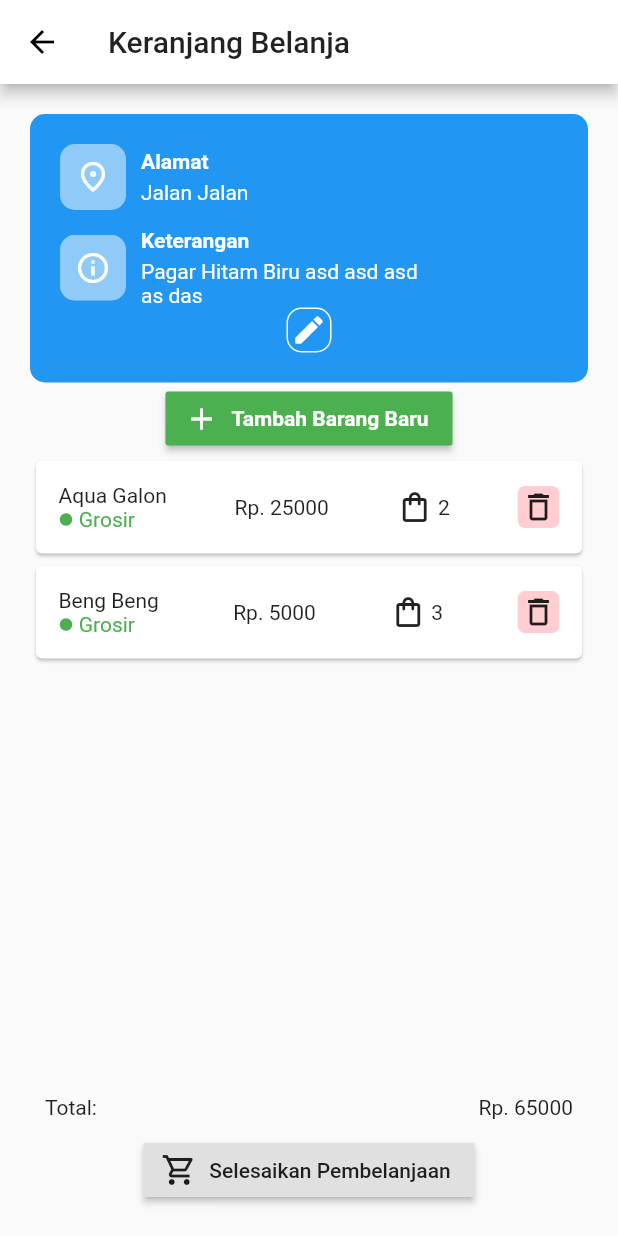
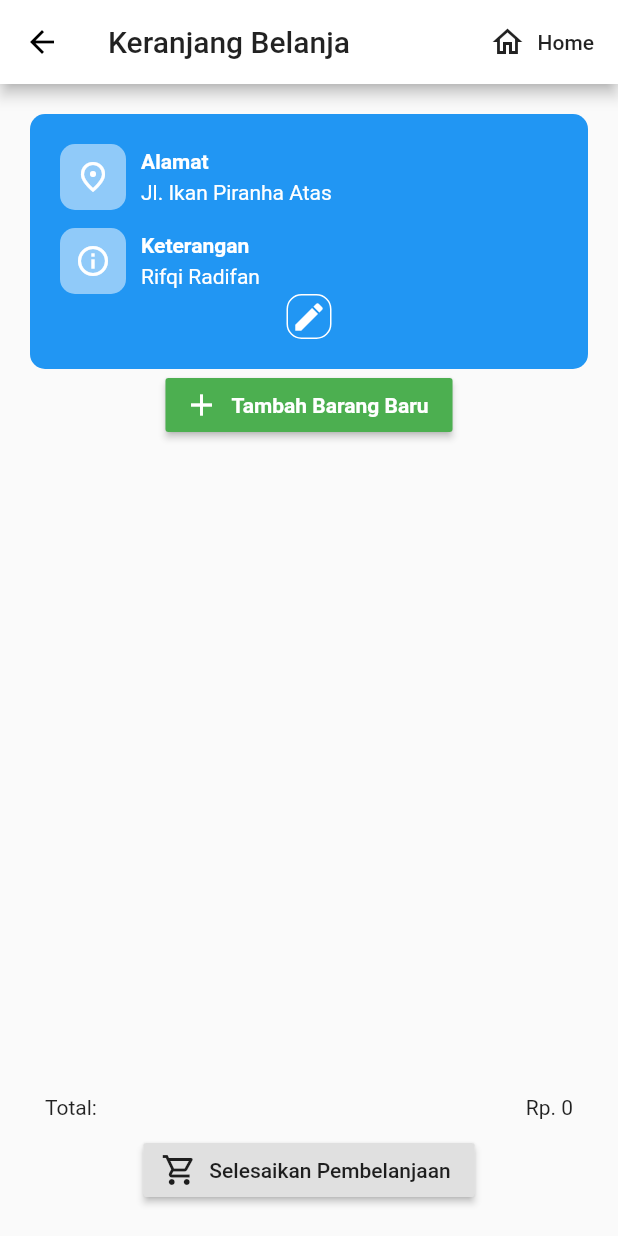
Before and after one commit to rifqir4/flutter_retail, a Flutter app: the Kasir screen opened by its route, on a phone screen of 412 x 824 dp. Run offline on Flutter 3.47's test engine with Material 2 defaults, Android fonts, the phone set to English and light mode, and no system bars.

Commit message:
Selesai Local

```diff
--- a/lib/main.dart
+++ b/lib/main.dart
@@ -5,6 +5,7 @@ import 'package:retail_apps/screens/input_barang.dart';
 import 'package:retail_apps/screens/input_data.dart';
 import 'package:retail_apps/screens/kasir.dart';
 import 'package:retail_apps/screens/list_barang.dart';
+import 'package:retail_apps/screens/list_pelanggan.dart';
 
 void main() {
   runApp(MyApp());
@@ -30,6 +31,7 @@ class MyApp extends StatelessWidget {
         '/input-data': (context) => InputData(),
         '/checkout': (context) => Checkout(),
         '/list-barang': (context) => ListBarang(),
+        '/list-pelanggan': (context) => ListPelanggan()
       },
     );
   }
--- a/lib/models/barang.dart
+++ b/lib/models/barang.dart
@@ -2,11 +2,11 @@ import 'package:flutter/foundation.dart';
 
 class Barang {
   final String id;
-  final String nama;
-  final String tipe;
-  final String harga;
-  final String image;
-  final int jumlah;
+  String nama;
+  String tipe;
+  String harga;
+  String image;
+  int jumlah;
 
   Barang(
       {@required this.id,
--- a/lib/models/pelanggan.dart
+++ b/lib/models/pelanggan.dart
@@ -2,10 +2,10 @@ import 'package:flutter/foundation.dart';
 
 class Pelanggan {
   final String id;
-  final String nama;
-  final String alamat;
-  final String telp;
-  final String keterangan;
+  String nama;
+  String alamat;
+  String telp;
+  String keterangan;
 
   Pelanggan(
       {@required this.id,
--- a/lib/screens/kasir.dart
+++ b/lib/screens/kasir.dart
@@ -9,34 +9,35 @@ class Kasir extends StatefulWidget {
 }
 
 class _KasirState extends State<Kasir> {
-  List<Barang> keranjang = [
-    Barang(
-        id: '23123',
-        nama: 'Aqua Galon',
-        harga: '25000',
-        tipe: 'Grosir',
-        image: 'gambar',
-        jumlah: 2),
-    Barang(
-        id: '231231',
-        nama: 'Beng Beng',
-        harga: '5000',
-        tipe: 'Grosir',
-        image: 'gambar',
-        jumlah: 3)
-  ];
+  // List<Barang> keranjang = [
+  //   Barang(
+  //       id: '23123',
+  //       nama: 'Aqua Galon',
+  //       harga: '25000',
+  //       tipe: 'Grosir',
+  //       image: 'gambar',
+  //       jumlah: 2),
+  //   Barang(
+  //       id: '231231',
+  //       nama: 'Beng Beng',
+  //       harga: '5000',
+  //       tipe: 'Grosir',
+  //       image: 'gambar',
+  //       jumlah: 3)
+  // ];
+  List<Barang> keranjang = [];
   Pelanggan pelanggan = Pelanggan(
       id: '123',
       nama: 'Rifqi Radifan',
       alamat: 'Jl. Ikan Piranha Atas',
       telp: '081334177037',
       keterangan: 'Didalem');
-  int total = 65000;
+  int total = 0;
 
   void addBarang(Barang barang) {
     setState(() {
       keranjang.add(barang);
-      // total = total + (int.parse(barang.harga) * barang.jumlah);
+      total = total + (int.parse(barang.harga) * barang.jumlah);
     });
   }
 
@@ -93,6 +94,13 @@ class _KasirState extends State<Kasir> {
       appBar: AppBar(
         title: Text('Keranjang Belanja'),
         backgroundColor: Colors.white,
+        actions: [
+          FlatButton.icon(
+              onPressed: () => Navigator.pushNamedAndRemoveUntil(
+                  context, '/', (route) => false),
+              icon: Icon(Icons.home_outlined),
+              label: Text('Home'))
+        ],
       ),
       body: Container(
         padding: EdgeInsets.all(20),
@@ -109,7 +117,7 @@ class _KasirState extends State<Kasir> {
                   children: [
                     buildContainerPelanggan(
                         'Alamat',
-                        'Jalan Jalan',
+                        pelanggan.alamat,
                         Icon(
                           Icons.place_outlined,
                           color: Colors.white,
@@ -117,7 +125,7 @@ class _KasirState extends State<Kasir> {
                     SizedBox(height: 12),
                     buildContainerPelanggan(
                         'Keterangan',
-                        'Pagar Hitam Biru asd asd asd as das',
+                        pelanggan.nama,
                         Icon(
                           Icons.info_outline,
                           color: Colors.white,
@@ -128,8 +136,12 @@ class _KasirState extends State<Kasir> {
                           border: Border.all(color: Colors.white),
                           borderRadius: BorderRadius.all(Radius.circular(10))),
                       child: InkWell(
-                          onTap: () =>
-                              Navigator.of(context).pushNamed('/list-barang'),
+                          onTap: () => Navigator.of(context)
+                                  .pushNamed('/list-pelanggan')
+                                  .then((value) {
+                                if (value != null)
+                                  setState(() => pelanggan = value);
+                              }),
                           child: Icon(
                             Icons.edit,
                             color: Colors.white,
--- a/lib/widgets/menu_item.dart
+++ b/lib/widgets/menu_item.dart
@@ -8,7 +8,10 @@ class MenuItem extends StatelessWidget {
   MenuItem({@required this.title, @required this.image, @required this.route});
 
   void selectMenu(BuildContext context) {
-    Navigator.of(context).pushNamed(route);
+    if (route == '/kasir')
+      Navigator.pushNamedAndRemoveUntil(context, '/kasir', (route) => false);
+    else
+      Navigator.of(context).pushNamed(route);
   }
 
   @override
```
Also changed, not shown: lib/screens/checkout.dart (+9 -3 lines), lib/screens/input_barang.dart (+28 -10 lines), lib/screens/input_data.dart (+22 -8 lines), lib/screens/list_barang.dart (+29 -8 lines), lib/screens/list_pelanggan.dart (added, +35 -0 lines), lib/widgets/barang/update_barang.dart (+7 -3 lines), lib/widgets/pelanggan/update_pelanggan.dart (+13 -4 lines).
